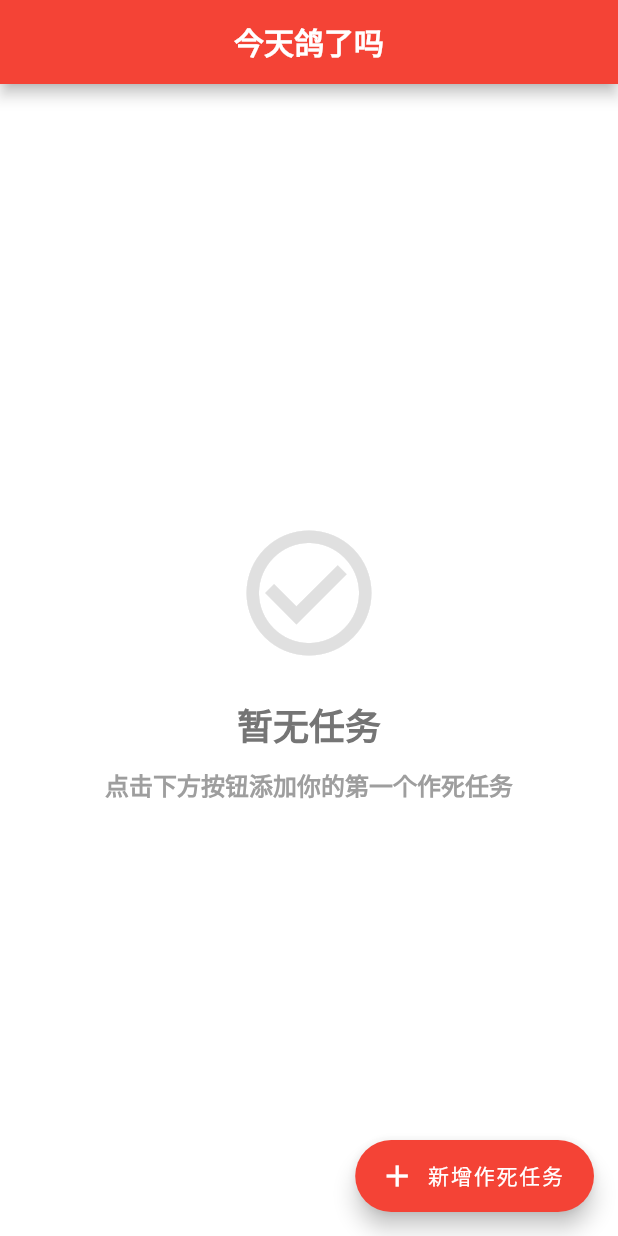
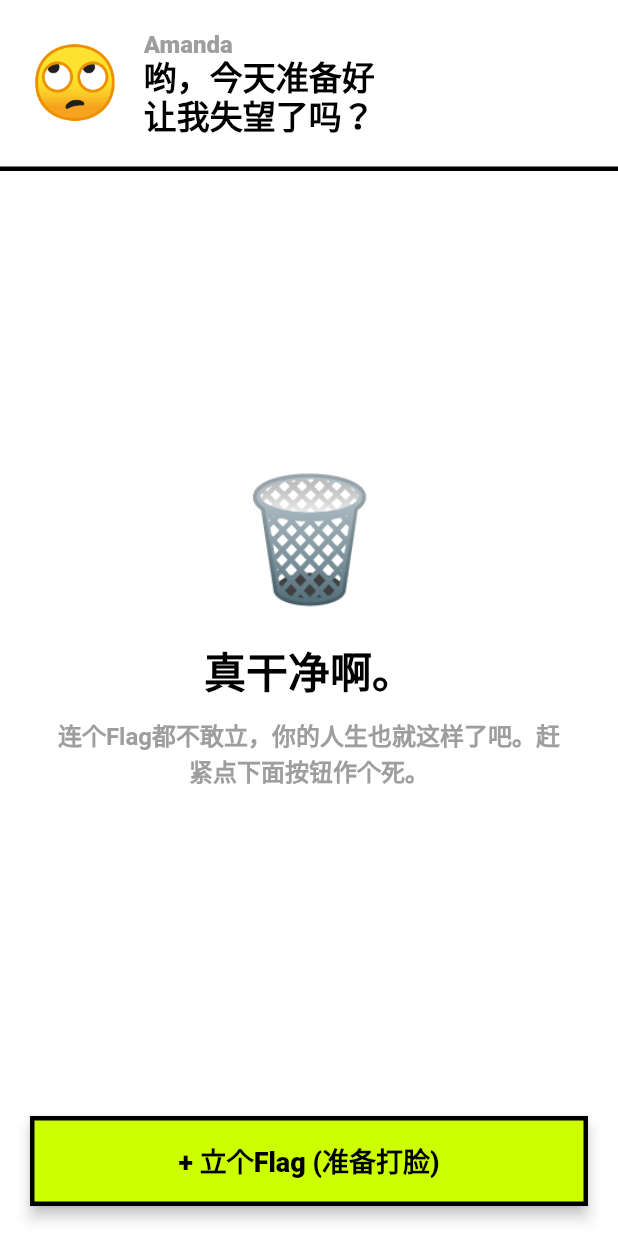
Before and after one commit to vanhci/toxic_tracker, a Flutter app: the screen it shows after launch, on a phone screen of 412 x 824 dp. Run offline on Flutter 3.47's test engine with Material 3 defaults, Android fonts, the phone set to English and light mode, and no system bars; our stand-ins replace shared_preferences.

Commit message:
Update home_screen.dart

```diff
--- a/lib/screens/home_screen.dart
+++ b/lib/screens/home_screen.dart
@@ -47,40 +47,65 @@ class _HomeScreenState extends State<HomeScreen> {
     }
   }
 
+  // 粗野风格的惩罚弹窗
   void _showPunishmentDialog(Task task) {
     showDialog(
       context: context,
       barrierDismissible: false,
-      builder: (context) => AlertDialog(
-        backgroundColor: Colors.black,
-        title: const Text(
-          '⚠️ 惩罚触发',
-          style: TextStyle(color: Colors.red, fontSize: 24),
+      builder: (context) => Dialog(
+        backgroundColor: Colors.transparent,
+        elevation: 0,
+        child: Container(
+          padding: const EdgeInsets.all(24),
+          decoration: BoxDecoration(
+            color: Colors.white,
+            border: Border.all(color: Colors.black, width: 4),
+            boxShadow: const [BoxShadow(color: Colors.black, offset: Offset(6, 6))],
+          ),
+          child: Column(
+            mainAxisSize: MainAxisSize.min,
+            children: [
+              const Text('🙄', style: TextStyle(fontSize: 50)),
+              const SizedBox(height: 16),
+              const Text(
+                '行刑官已就位',
+                style: TextStyle(fontSize: 24, fontWeight: FontWeight.w900, color: Colors.black),
+              ),
+              const SizedBox(height: 8),
+              Text(
+                '你已经连续鸽了 ${task.consecutiveFails} 次！\n你的脸皮可真够厚的。',
+                textAlign: TextAlign.center,
+                style: const TextStyle(fontSize: 16, fontWeight: FontWeight.bold, color: Colors.black),
+              ),
+              const SizedBox(height: 24),
+              SizedBox(
+                width: double.infinity,
+                child: ElevatedButton(
+                  onPressed: () {
+                    Navigator.pop(context);
+                    Navigator.push(
+                      context,
+                      MaterialPageRoute(
+                        builder: (context) => PunishmentScreen(
+                          punishmentType: '赛博电子木鱼',
+                          taskTitle: task.title,
+                        ),
+                      ),
+                    );
+                  },
+                  style: ElevatedButton.styleFrom(
+                    backgroundColor: const Color(0xFFFF3333), // 刺眼红
+                    foregroundColor: Colors.black,
+                    shape: const RoundedRectangleBorder(side: BorderSide(color: Colors.black, width: 3)),
+                    padding: const EdgeInsets.symmetric(vertical: 16),
+                    elevation: 0,
+                  ),
+                  child: const Text('接受制裁 (滚去受罚)', style: TextStyle(fontSize: 18, fontWeight: FontWeight.w900)),
+                ),
+              ),
+            ],
+          ),
         ),
-        content: Text(
-          '你已经连续鸽了 ${task.consecutiveFails} 次！\n准备接受惩罚吧！',
-          style: const TextStyle(color: Colors.white, fontSize: 18),
-        ),
-        actions: [
-          TextButton(
-            onPressed: () {
-              Navigator.pop(context);
-              Navigator.push(
-                context,
-                MaterialPageRoute(
-                  builder: (context) => PunishmentScreen(
-                    punishmentType: '赛博电子木鱼',
-                    taskTitle: task.title,
-                  ),
-                ),
-              );
-            },
-            child: const Text(
-              '接受惩罚',
-              style: TextStyle(color: Colors.red, fontSize: 18),
-            ),
-          ),
-        ],
       ),
     );
   }
@@ -93,154 +118,147 @@ class _HomeScreenState extends State<HomeScreen> {
   @override
   Widget build(BuildContext context) {
     return Scaffold(
-      appBar: AppBar(
-        title: const Text('今天鸽了吗', style: TextStyle(fontWeight: FontWeight.bold)),
-        centerTitle: true,
-        backgroundColor: Colors.red,
-        foregroundColor: Colors.white,
-      ),
-      body: _isLoading
-          ? const Center(child: CircularProgressIndicator())
-          : _tasks.isEmpty
-              ? _buildEmptyState()
-              : _buildTaskList(),
-      floatingActionButton: FloatingActionButton.extended(
-        onPressed: () async {
-          await Navigator.push(
-            context,
-            MaterialPageRoute(builder: (context) => const AddTaskScreen()),
-          );
-          _loadTasks();
-        },
-        icon: const Icon(Icons.add),
-        label: const Text('新增作死任务'),
-        backgroundColor: Colors.red,
-        foregroundColor: Colors.white,
+      backgroundColor: Colors.white,
+      body: SafeArea(
+        child: Column(
+          children: [
+            _buildToxicHeader(), // 毒舌教练头部
+            Expanded(
+              child: _isLoading
+                  ? const Center(child: CircularProgressIndicator(color: Colors.black))
+                  : _tasks.isEmpty
+                      ? _buildEmptyState()
+                      : _buildTaskList(),
+            ),
+            _buildMassiveFab(), // 底部巨大按钮
+          ],
+        ),
       ),
     );
   }
 
-  Widget _buildEmptyState() {
-    return Center(
-      child: Column(
-        mainAxisAlignment: MainAxisAlignment.center,
+  // 核心视觉1：抛弃标准AppBar，使用带有强烈个人色彩的Header
+  Widget _buildToxicHeader() {
+    return Container(
+      padding: const EdgeInsets.all(20),
+      decoration: const BoxDecoration(
+        border: Border(bottom: BorderSide(color: Colors.black, width: 3)),
+      ),
+      child: const Row(
         children: [
-          Icon(Icons.check_circle_outline, size: 100, color: Colors.grey[300]),
-          const SizedBox(height: 20),
-          Text(
-            '暂无任务',
-            style: TextStyle(fontSize: 24, color: Colors.grey[600]),
-          ),
-          const SizedBox(height: 10),
-          Text(
-            '点击下方按钮添加你的第一个作死任务',
-            style: TextStyle(fontSize: 16, color: Colors.grey[500]),
+          Text('🙄', style: TextStyle(fontSize: 48)),
+          SizedBox(width: 16),
+          Expanded(
+            child: Column(
+              crossAxisAlignment: CrossAxisAlignment.start,
+              children: [
+                Text('Amanda', style: TextStyle(fontSize: 16, fontWeight: FontWeight.w900, color: Colors.grey)),
+                Text('哟，今天准备好\n让我失望了吗？', style: TextStyle(fontSize: 22, fontWeight: FontWeight.w900, height: 1.2)),
+              ],
+            ),
           ),
         ],
       ),
     );
   }
 
+  // 核心视觉2：极具嘲讽意味的空状态
+  Widget _buildEmptyState() {
+    return const Center(
+      child: Padding(
+        padding: EdgeInsets.all(32.0),
+        child: Column(
+          mainAxisAlignment: MainAxisAlignment.center,
+          children: [
+            Text('🗑️', style: TextStyle(fontSize: 80)),
+            SizedBox(height: 20),
+            Text('真干净啊。', style: TextStyle(fontSize: 28, fontWeight: FontWeight.w900)),
+            SizedBox(height: 10),
+            Text('连个Flag都不敢立，你的人生也就这样了吧。赶紧点下面按钮作个死。',
+              textAlign: TextAlign.center,
+              style: TextStyle(fontSize: 16, fontWeight: FontWeight.bold, color: Colors.grey)
+            ),
+          ],
+        ),
+      ),
+    );
+  }
+
   Widget _buildTaskList() {
     return ListView.builder(
-      padding: const EdgeInsets.all(16),
+      padding: const EdgeInsets.all(20),
       itemCount: _tasks.length,
       itemBuilder: (context, index) {
-        final task = _tasks[index];
-        return _buildTaskCard(task);
+        return _buildBrutalistTaskCard(_tasks[index]);
       },
     );
   }
 
-  Widget _buildTaskCard(Task task) {
+  // 核心视觉3：粗野主义卡片设计
+  Widget _buildBrutalistTaskCard(Task task) {
     final isOverdue = task.isOverdue;
-    final daysLeft = task.daysUntilDeadline;
 
-    return Card(
-      margin: const EdgeInsets.only(bottom: 16),
-      elevation: 4,
-      color: isOverdue ? Colors.red[50] : Colors.white,
+    return Container(
+      margin: const EdgeInsets.only(bottom: 24),
+      decoration: BoxDecoration(
+        color: isOverdue ? const Color(0xFFFF3333) : Colors.white,
+        border: Border.all(color: Colors.black, width: 3),
+        // 这里就是灵魂：死板的黑色硬阴影，没有任何模糊
+        boxShadow: const [BoxShadow(color: Colors.black, offset: Offset(4, 4), blurRadius: 0)],
+      ),
       child: Padding(
         padding: const EdgeInsets.all(16),
         child: Column(
           crossAxisAlignment: CrossAxisAlignment.start,
           children: [
             Row(
+              crossAxisAlignment: CrossAxisAlignment.start,
               children: [
                 Expanded(
                   child: Text(
                     task.title,
                     style: TextStyle(
-                      fontSize: 20,
-                      fontWeight: FontWeight.bold,
-                      color: isOverdue ? Colors.red[900] : Colors.black,
+                      fontSize: 22,
+                      fontWeight: FontWeight.w900,
+                      color: isOverdue ? Colors.white : Colors.black,
+                      height: 1.2,
                     ),
                   ),
                 ),
-                IconButton(
-                  icon: const Icon(Icons.delete, color: Colors.grey),
-                  onPressed: () => _deleteTask(task),
-                ),
-              ],
-            ),
-            const SizedBox(height: 8),
-            Row(
-              children: [
-                Icon(
-                  isOverdue ? Icons.warning : Icons.calendar_today,
-                  size: 16,
-                  color: isOverdue ? Colors.red : Colors.grey,
-                ),
-                const SizedBox(width: 4),
-                Text(
-                  '截止: ${DateFormat('yyyy-MM-dd').format(task.deadline)}',
-                  style: TextStyle(
-                    color: isOverdue ? Colors.red : Colors.grey[700],
-                  ),
-                ),
-                const SizedBox(width: 16),
-                Text(
-                  isOverdue
-                      ? '已逾期 ${-daysLeft} 天'
-                      : '剩余 $daysLeft 天',
-                  style: TextStyle(
-                    color: isOverdue ? Colors.red : Colors.orange,
-                    fontWeight: FontWeight.bold,
+                GestureDetector(
+                  onTap: () => _deleteTask(task),
+                  child: Container(
+                    padding: const EdgeInsets.all(4),
+                    decoration: BoxDecoration(border: Border.all(color: Colors.black, width: 2)),
+                    child: Icon(Icons.close, color: isOverdue ? Colors.white : Colors.black, size: 20),
                   ),
                 ),
               ],
             ),
-            if (task.consecutiveFails > 0) ...[
-              const SizedBox(height: 8),
+            const SizedBox(height: 16),
+            if (task.consecutiveFails > 0)
               Container(
+                margin: const EdgeInsets.only(bottom: 12),
                 padding: const EdgeInsets.symmetric(horizontal: 8, vertical: 4),
-                decoration: BoxDecoration(
-                  color: Colors.red[100],
-                  borderRadius: BorderRadius.circular(4),
-                ),
+                color: Colors.black,
                 child: Text(
-                  '🔥 连续鸽了 ${task.consecutiveFails} 次',
-                  style: const TextStyle(
-                    color: Colors.red,
-                    fontWeight: FontWeight.bold,
-                  ),
+                  '🔥 已经连续鸽了 ${task.consecutiveFails} 次！',
+                  style: const TextStyle(color: Colors.white, fontWeight: FontWeight.w900),
                 ),
               ),
-            ],
-            const SizedBox(height: 12),
+            // 粗野按钮
             SizedBox(
               width: double.infinity,
               child: ElevatedButton(
                 onPressed: () => _markAsFailed(task),
                 style: ElevatedButton.styleFrom(
-                  backgroundColor: Colors.red,
-                  foregroundColor: Colors.white,
+                  backgroundColor: Colors.white,
+                  foregroundColor: Colors.black,
+                  shape: const RoundedRectangleBorder(side: BorderSide(color: Colors.black, width: 3)),
                   padding: const EdgeInsets.symmetric(vertical: 12),
+                  elevation: 0,
                 ),
-                child: const Text(
-                  '今天又鸽了',
-                  style: TextStyle(fontSize: 16, fontWeight: FontWeight.bold),
-                ),
+                child: const Text('我颓了 (记一笔)', style: TextStyle(fontSize: 16, fontWeight: FontWeight.w900)),
               ),
             ),
           ],
@@ -248,4 +266,35 @@ class _HomeScreenState extends State<HomeScreen> {
       ),
     );
   }
+
+  // 核心视觉4：底部通栏的巨大按钮
+  Widget _buildMassiveFab() {
+    return Container(
+      padding: const EdgeInsets.all(20),
+      child: SizedBox(
+        width: double.infinity,
+        height: 60,
+        child: ElevatedButton(
+          onPressed: () async {
+            await Navigator.push(
+              context,
+              MaterialPageRoute(builder: (context) => const AddTaskScreen()),
+            );
+            _loadTasks();
+          },
+          style: ElevatedButton.styleFrom(
+            backgroundColor: const Color(0xFFCCFF00), // 亮黄色
+            foregroundColor: Colors.black,
+            shape: const RoundedRectangleBorder(side: BorderSide(color: Colors.black, width: 3)),
+            elevation: 0,
+          ).copyWith(
+            // 添加按钮的硬阴影效果 (通过 MaterialStateProperty)
+            shadowColor: MaterialStateProperty.all(Colors.black),
+            elevation: MaterialStateProperty.resolveWith((states) => states.contains(MaterialState.pressed) ? 0 : 4),
+          ),
+          child: const Text('+ 立个Flag (准备打脸)', style: TextStyle(fontSize: 18, fontWeight: FontWeight.w900)),
+        ),
+      ),
+    );
+  }
 }
```
